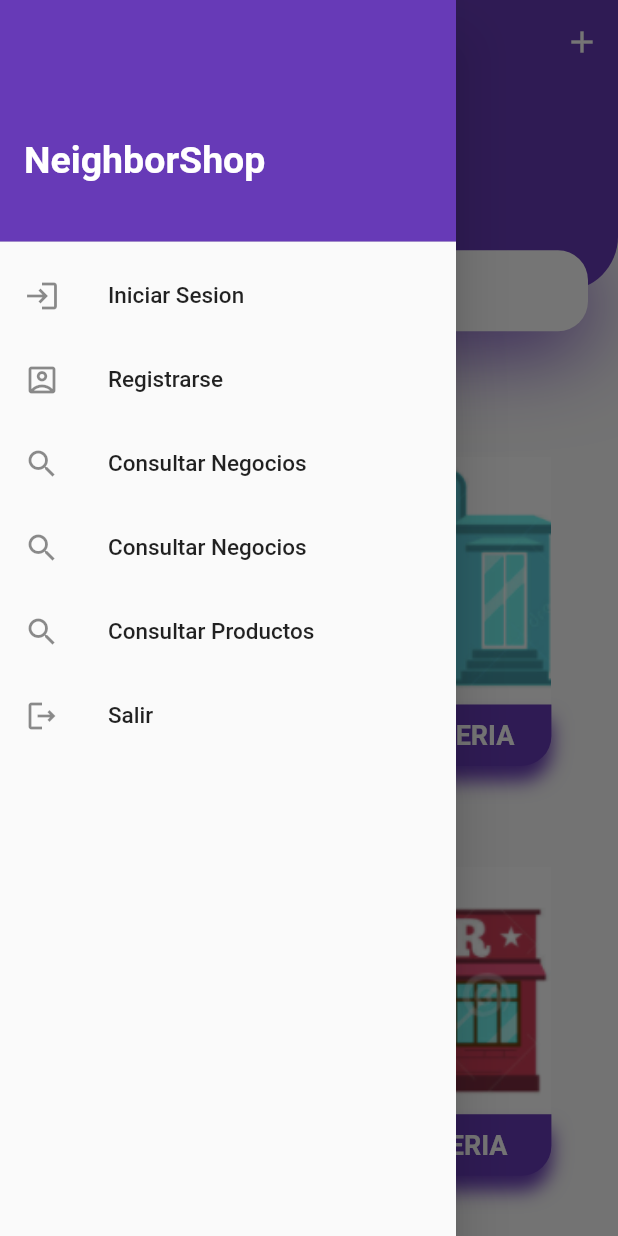
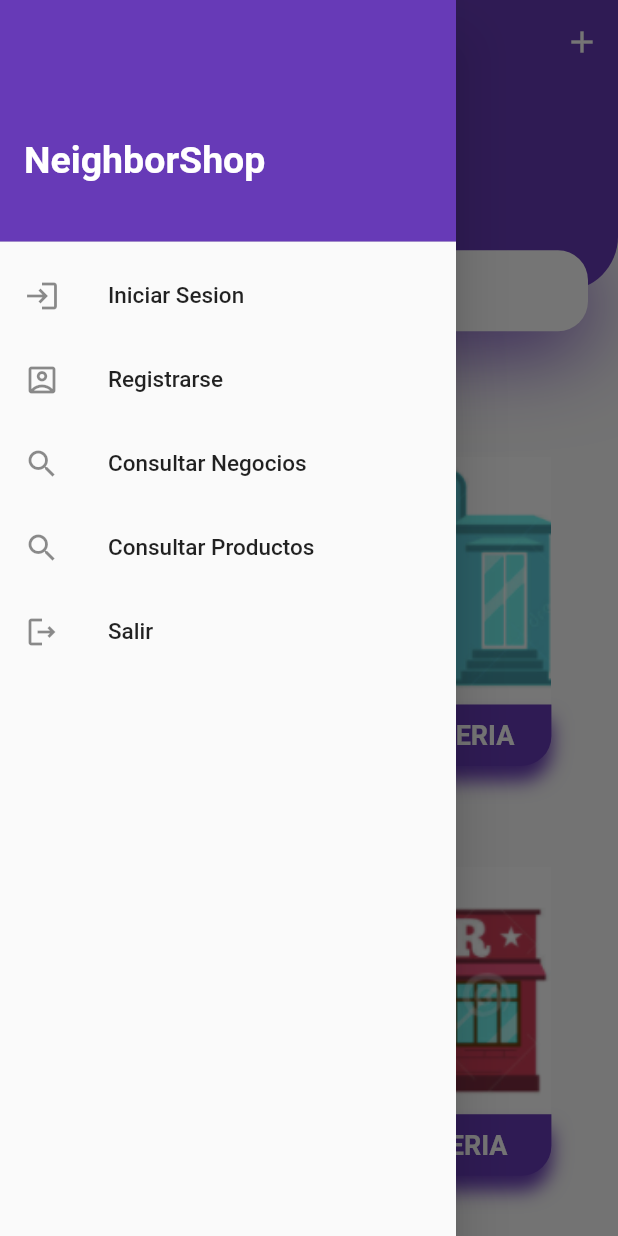
Before and after one commit to caom312/neighborshop, a Flutter app: the screen it shows after launch, with the side drawer open, on a phone screen of 412 x 824 dp. Run offline on Flutter 3.47's test engine with Material 2 defaults, Android fonts, the phone set to English and light mode, and no system bars; our stand-ins replace cloud_firestore, firebase_core; accounts and stored records are empty.

```diff
--- a/lib/menulateral/menuLateral.dart
+++ b/lib/menulateral/menuLateral.dart
@@ -51,13 +51,6 @@ Drawer drawermenulateral(BuildContext context) {
             },
           ),
           ListTile(
-            title: Text('Consultar Negocios',style: TextStyle(fontSize: 15),),
-            leading: Icon(Icons.search_outlined),
-            onTap: (){
-              Navigator.push(context, MaterialPageRoute(builder: (context)=> listarnegocios()));
-            },
-          ),
-          ListTile(
             title: Text('Consultar Productos',style: TextStyle(fontSize: 15),),
             leading: Icon(Icons.search_outlined),
             onTap: (){
```
Also changed, not shown: lib/busquedapro.dart (+2 -7 lines).
